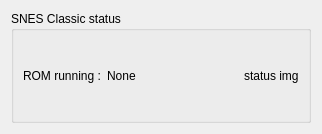
Before: the Qt Designer form snesclassicstatut.ui in Skarsnik/Savestate2snes, drawn with Qt 5.
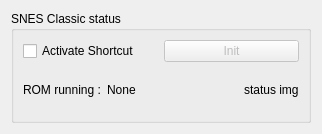
After: the same form once the commit is applied.

Commit message: SNES classic load/saving finally work with an init step

What changed in the file:
```diff
--- a/snesclassicstatut.ui
+++ b/snesclassicstatut.ui
@@ -19,8 +19,29 @@
      <property name="title">
       <string>SNES Classic status</string>
      </property>
+     <layout class="QVBoxLayout" name="verticalLayout">
+      <item>
      <layout class="QHBoxLayout" name="horizontalLayout_3">
       <item>
+         <widget class="QCheckBox" name="shortcutCheckBox">
+          <property name="text">
+           <string>Activate Shortcut</string>
+          </property>
+         </widget>
+        </item>
+        <item>
+         <widget class="QPushButton" name="iniButton">
+          <property name="enabled">
+           <bool>false</bool>
+          </property>
+          <property name="text">
+           <string>Init</string>
+          </property>
+         </widget>
+        </item>
+       </layout>
+      </item>
+      <item>
        <layout class="QHBoxLayout" name="horizontalLayout_2">
         <item>
          <widget class="QLabel" name="label">
@@ -42,8 +63,6 @@
           </property>
          </widget>
         </item>
-       </layout>
-      </item>
       <item>
        <widget class="QLabel" name="statusLabel">
         <property name="sizePolicy">
@@ -56,6 +75,8 @@
          <string>status img</string>
         </property>
        </widget>
+        </item>
+       </layout>
       </item>
      </layout>
     </widget>
```
Lines whose indentation alone changed are shown as unchanged. The commit also changes 5 other files.
